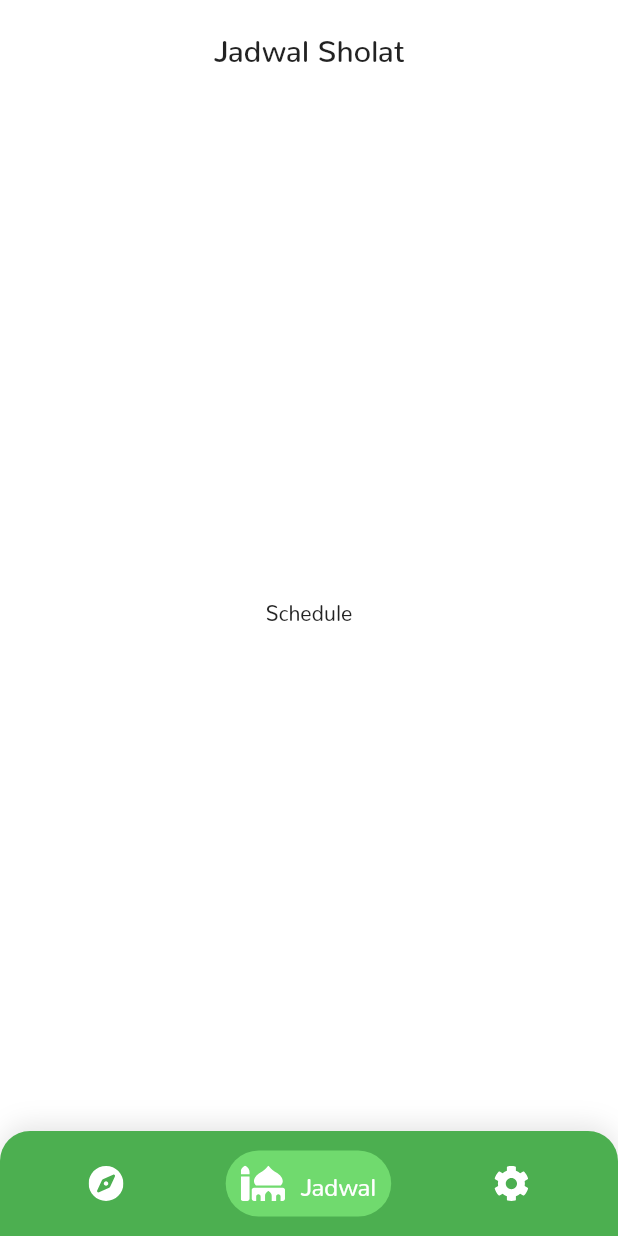
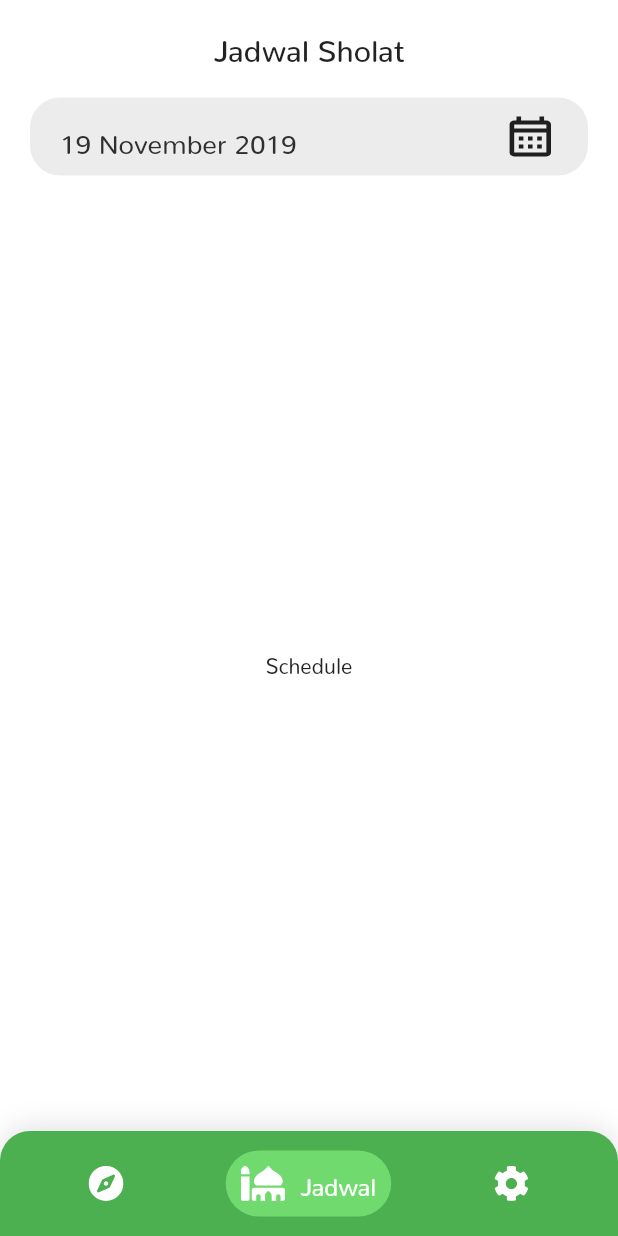
Before and after one commit to mbaguszulmi/muslim-compass, a Flutter app: the screen it shows after launch, item 2 of the bottom bar chosen, on a phone screen of 412 x 824 dp. Run offline on Flutter 3.47's test engine with Material 2 defaults, Android fonts, the phone set to English and light mode, and no system bars; our stand-ins replace flutter_compass, flutter_svg; statements that could not run were skipped.

Commit message:
Progress Schedule page, date picker

```diff
--- a/lib/mainPageContents/schedule.dart
+++ b/lib/mainPageContents/schedule.dart
@@ -1,4 +1,6 @@
 import 'package:flutter/material.dart';
+import 'package:flutter_svg/flutter_svg.dart';
+import 'package:intl/intl.dart';
 
 class Schedule extends StatefulWidget {
 
@@ -7,9 +9,72 @@ class Schedule extends StatefulWidget {
 }
 
 class _ScheduleState extends State<Schedule> {
+  DateTime _currentDate = DateTime.now();
+  DateFormat _formatDate = DateFormat("d MMMM yyyy");
+
+
+  @override
+  void initState() {
+
+    super.initState();
+  }
+
   @override
   Widget build(BuildContext context) {
     return Scaffold(
+      appBar: PreferredSize(
+        preferredSize: Size(MediaQuery.of(context).size.width, 70),
+        child: Container(
+          alignment: Alignment.center,
+          padding: EdgeInsets.fromLTRB(20, 9, 20, 9),
+          child: Material(
+            borderRadius: BorderRadius.circular(20),
+            color: Color(0xFFECECEC),
+            child: InkWell(
+              borderRadius: BorderRadius.circular(20),
+              onTap: () async {
+                DateTime pickedDate = await showDatePicker(
+                  context: context,
+                  initialDate: _currentDate,
+                  firstDate: DateTime(1996),
+                  lastDate: DateTime(2030)
+                );
+
+                if (pickedDate != null && pickedDate != _currentDate) {
+                  setState(() {
+                    _currentDate = pickedDate;
+                  });
+                }
+              },
+              child: Container(
+                padding: EdgeInsets.only(left: 20, right: 20),
+                alignment: Alignment.center,
+                decoration: BoxDecoration(
+                  borderRadius: BorderRadius.circular(20)
+                ),
+                child: Row(
+                  mainAxisSize: MainAxisSize.max,
+                  mainAxisAlignment: MainAxisAlignment.spaceBetween,
+                  children: <Widget>[
+                    Text(
+                      _formatDate.format(_currentDate),
+                      style: TextStyle(
+                        fontSize: 18,
+                        color: Color(0xFF2F2F2F)
+                      ),
+                    ),
+                    SvgPicture.asset(
+                      'assets/icons/mdi-calendar-month-outline.svg',
+                      semanticsLabel: 'Calendar',
+                      height: 32,
+                    )
+                  ],
+                ),
+              ),
+            ),
+          )
+        ),
+      ),
       body: Center(
         child: Text('Schedule'),
       ),
--- a/pubspec.yaml
+++ b/pubspec.yaml
@@ -21,6 +21,7 @@ dependencies:
     sdk: flutter
   flutter_svg: ^0.14.4
   flutter_compass: ^0.3.4
+  intl: ^0.16.0
 
   # The following adds the Cupertino Icons font to your application.
   # Use with the CupertinoIcons class for iOS style icons.
@@ -53,6 +54,7 @@ flutter:
     - assets/icons/ic-baseline-my-location.svg
     - assets/icons/mdi-angle-acute.svg
     - assets/icons/mdi-ruler.svg
+    - assets/icons/mdi-calendar-month-outline.svg
 
   fonts:
     - family: Montserrat
```
Also changed, not shown: assets/icons/mdi-calendar-month-outline.svg (added), pubspec.lock.
